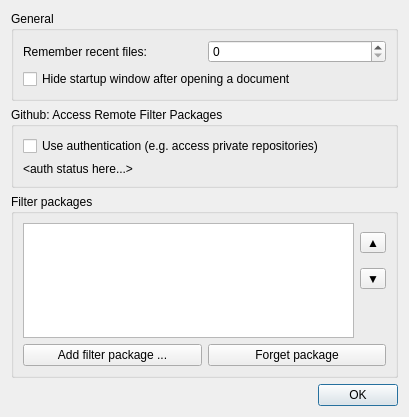
Above: gui/bibolamazi_gui/settingswidget.ui from phfaist/bibolamazi before the change. Below: the same form after it.
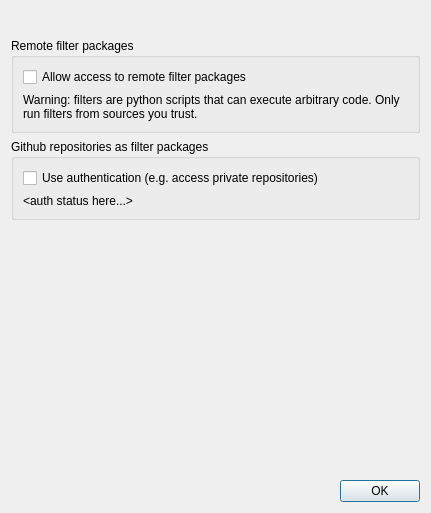
That is the form after the change. The open tabs and pages were chosen to show the change. Icons and pictures are not drawn.

Commit message: added user warning before downloading packages

The edit to the form file:
```diff
--- a/gui/bibolamazi_gui/settingswidget.ui
+++ b/gui/bibolamazi_gui/settingswidget.ui
@@ -6,15 +6,161 @@
    <rect>
     <x>0</x>
     <y>0</y>
-    <width>409</width>
-    <height>417</height>
+    <width>431</width>
+    <height>513</height>
    </rect>
   </property>
   <property name="windowTitle">
    <string>Settings</string>
   </property>
-  <layout class="QVBoxLayout" name="verticalLayout_2">
+  <layout class="QGridLayout" name="gridLayout_4">
+   <property name="topMargin">
+    <number>0</number>
+   </property>
+   <item row="0" column="0">
+    <layout class="QHBoxLayout" name="horizontalLayout_2">
+     <property name="spacing">
+      <number>0</number>
+     </property>
+     <property name="topMargin">
+      <number>10</number>
+     </property>
    <item>
+      <spacer name="horizontalSpacer">
+       <property name="orientation">
+        <enum>Qt::Horizontal</enum>
+       </property>
+       <property name="sizeHint" stdset="0">
+        <size>
+         <width>40</width>
+         <height>20</height>
+        </size>
+       </property>
+      </spacer>
+     </item>
+     <item>
+      <widget class="QPushButton" name="btnTabGeneral">
+       <property name="toolTip">
+        <string>General settings</string>
+       </property>
+       <property name="icon">
+        <iconset resource="bibolamazi_res.qrc">
+         <normaloff>:/pic/generalsettings.svg</normaloff>:/pic/generalsettings.svg</iconset>
+       </property>
+       <property name="iconSize">
+        <size>
+         <width>64</width>
+         <height>64</height>
+        </size>
+       </property>
+       <property name="checkable">
+        <bool>true</bool>
+       </property>
+       <property name="autoDefault">
+        <bool>false</bool>
+       </property>
+       <property name="flat">
+        <bool>true</bool>
+       </property>
+      </widget>
+     </item>
+     <item>
+      <widget class="QPushButton" name="btnTabLocalRepos">
+       <property name="toolTip">
+        <string>Configure local filter packages</string>
+       </property>
+       <property name="icon">
+        <iconset resource="bibolamazi_res.qrc">
+         <normaloff>:/pic/configlocalrepos.svg</normaloff>:/pic/configlocalrepos.svg</iconset>
+       </property>
+       <property name="iconSize">
+        <size>
+         <width>64</width>
+         <height>64</height>
+        </size>
+       </property>
+       <property name="checkable">
+        <bool>true</bool>
+       </property>
+       <property name="autoDefault">
+        <bool>false</bool>
+       </property>
+       <property name="flat">
+        <bool>true</bool>
+       </property>
+      </widget>
+     </item>
+     <item>
+      <widget class="QPushButton" name="btnTabRemoteRepos">
+       <property name="toolTip">
+        <string>Remote filter packages</string>
+       </property>
+       <property name="icon">
+        <iconset resource="bibolamazi_res.qrc">
+         <normaloff>:/pic/remoterepos.svg</normaloff>:/pic/remoterepos.svg</iconset>
+       </property>
+       <property name="iconSize">
+        <size>
+         <width>64</width>
+         <height>64</height>
+        </size>
+       </property>
+       <property name="checkable">
+        <bool>true</bool>
+       </property>
+       <property name="autoDefault">
+        <bool>false</bool>
+       </property>
+       <property name="flat">
+        <bool>true</bool>
+       </property>
+      </widget>
+     </item>
+     <item>
+      <spacer name="horizontalSpacer_2">
+       <property name="orientation">
+        <enum>Qt::Horizontal</enum>
+       </property>
+       <property name="sizeHint" stdset="0">
+        <size>
+         <width>40</width>
+         <height>20</height>
+        </size>
+       </property>
+      </spacer>
+     </item>
+    </layout>
+   </item>
+   <item row="3" column="0">
+    <widget class="QDialogButtonBox" name="btns">
+     <property name="orientation">
+      <enum>Qt::Horizontal</enum>
+     </property>
+     <property name="standardButtons">
+      <set>QDialogButtonBox::Ok</set>
+     </property>
+    </widget>
+   </item>
+   <item row="1" column="0">
+    <widget class="QStackedWidget" name="tabs">
+     <property name="currentIndex">
+      <number>0</number>
+     </property>
+     <widget class="QWidget" name="pageGeneral">
+      <layout class="QGridLayout" name="gridLayout_5">
+       <property name="leftMargin">
+        <number>0</number>
+       </property>
+       <property name="topMargin">
+        <number>0</number>
+       </property>
+       <property name="rightMargin">
+        <number>0</number>
+       </property>
+       <property name="bottomMargin">
+        <number>0</number>
+       </property>
+       <item row="0" column="0">
     <widget class="QGroupBox" name="wGeneral">
      <property name="title">
       <string>General</string>
@@ -41,37 +187,18 @@
         </property>
        </widget>
       </item>
-     </layout>
-    </widget>
-   </item>
-   <item>
-    <widget class="QGroupBox" name="groupBox">
-     <property name="title">
-      <string>Github: Access Remote Filter Packages</string>
-     </property>
-     <layout class="QGridLayout" name="gridLayout_3">
-      <item row="0" column="0" colspan="2">
-       <widget class="QCheckBox" name="chkGithubAuth">
-        <property name="text">
-         <string>Use authentication (e.g. access private repositories)</string>
-        </property>
-       </widget>
-      </item>
-      <item row="1" column="0" colspan="2">
-       <widget class="QLabel" name="lblGithubAuthStatus">
-        <property name="text">
-         <string>&amp;lt;auth status here...&gt;</string>
-        </property>
-        <property name="textFormat">
-         <enum>Qt::RichText</enum>
-        </property>
-       </widget>
-      </item>
+          <item row="0" column="1">
+           <widget class="QSpinBox" name="spnMaxRecentFiles">
+            <property name="maximum">
+             <number>31</number>
+            </property>
+           </widget>
+          </item>
      </layout>
     </widget>
    </item>
-   <item>
-    <spacer name="verticalSpacer">
+       <item row="1" column="0">
+        <spacer name="verticalSpacer_3">
      <property name="orientation">
       <enum>Qt::Vertical</enum>
      </property>
@@ -86,10 +213,26 @@
      </property>
     </spacer>
    </item>
-   <item>
+      </layout>
+     </widget>
+     <widget class="QWidget" name="pageLocalRepos">
+      <layout class="QGridLayout" name="gridLayout_7">
+       <property name="leftMargin">
+        <number>0</number>
+       </property>
+       <property name="topMargin">
+        <number>0</number>
+       </property>
+       <property name="rightMargin">
+        <number>0</number>
+       </property>
+       <property name="bottomMargin">
+        <number>0</number>
+       </property>
+       <item row="0" column="0">
     <widget class="QGroupBox" name="groupBox_2">
      <property name="title">
-      <string>Filter packages</string>
+          <string>Configure local filter packages</string>
      </property>
      <layout class="QGridLayout" name="gridLayout">
       <item row="1" column="0" colspan="2">
@@ -160,19 +303,112 @@
      </layout>
     </widget>
    </item>
-   <item>
-    <widget class="QDialogButtonBox" name="btns">
+       <item row="1" column="0">
+        <spacer name="verticalSpacer">
      <property name="orientation">
-      <enum>Qt::Horizontal</enum>
-     </property>
-     <property name="standardButtons">
-      <set>QDialogButtonBox::Ok</set>
-     </property>
-    </widget>
-   </item>
-  </layout>
- </widget>
- <resources/>
+          <enum>Qt::Vertical</enum>
+         </property>
+         <property name="sizeType">
+          <enum>QSizePolicy::Expanding</enum>
+         </property>
+         <property name="sizeHint" stdset="0">
+          <size>
+           <width>20</width>
+           <height>10</height>
+          </size>
+         </property>
+        </spacer>
+       </item>
+      </layout>
+     </widget>
+     <widget class="QWidget" name="pageRemoteRepos">
+      <layout class="QGridLayout" name="gridLayout_6">
+       <property name="leftMargin">
+        <number>0</number>
+       </property>
+       <property name="topMargin">
+        <number>0</number>
+       </property>
+       <property name="rightMargin">
+        <number>0</number>
+       </property>
+       <property name="bottomMargin">
+        <number>0</number>
+       </property>
+       <item row="1" column="0">
+        <widget class="QGroupBox" name="groupBox_3">
+         <property name="title">
+          <string>Remote filter packages</string>
+         </property>
+         <layout class="QGridLayout" name="gridLayout_8">
+          <item row="0" column="0">
+           <widget class="QCheckBox" name="chkRemoteAllow">
+            <property name="text">
+             <string>Allow access to remote filter packages</string>
+            </property>
+           </widget>
+          </item>
+          <item row="1" column="0">
+           <widget class="QLabel" name="label_2">
+            <property name="text">
+             <string>Warning: filters are python scripts that can execute arbitrary code. Only run filters from sources you trust.</string>
+            </property>
+            <property name="wordWrap">
+             <bool>true</bool>
+            </property>
+           </widget>
+          </item>
+         </layout>
+        </widget>
+       </item>
+       <item row="3" column="0">
+        <spacer name="verticalSpacer_4">
+         <property name="orientation">
+          <enum>Qt::Vertical</enum>
+         </property>
+         <property name="sizeHint" stdset="0">
+          <size>
+           <width>20</width>
+           <height>40</height>
+          </size>
+         </property>
+        </spacer>
+       </item>
+       <item row="2" column="0">
+        <widget class="QGroupBox" name="grpGithubAuth">
+         <property name="title">
+          <string>Github repositories as filter packages</string>
+         </property>
+         <layout class="QGridLayout" name="gridLayout_3">
+          <item row="0" column="0" colspan="2">
+           <widget class="QCheckBox" name="chkGithubAuth">
+            <property name="text">
+             <string>Use authentication (e.g. access private repositories)</string>
+            </property>
+           </widget>
+          </item>
+          <item row="1" column="0" colspan="2">
+           <widget class="QLabel" name="lblGithubAuthStatus">
+            <property name="text">
+             <string>&amp;lt;auth status here...&gt;</string>
+            </property>
+            <property name="textFormat">
+             <enum>Qt::RichText</enum>
+            </property>
+           </widget>
+          </item>
+         </layout>
+        </widget>
+       </item>
+      </layout>
+     </widget>
+    </widget>
+   </item>
+  </layout>
+ </widget>
+ <resources>
+  <include location="bibolamazi_res.qrc"/>
+ </resources>
  <connections>
   <connection>
    <sender>btns</sender>
```
Left out of the diff: 12 changed lines with no effect on the pictures. Lines whose indentation alone changed are shown as unchanged. The commit also changes 20 other files.
